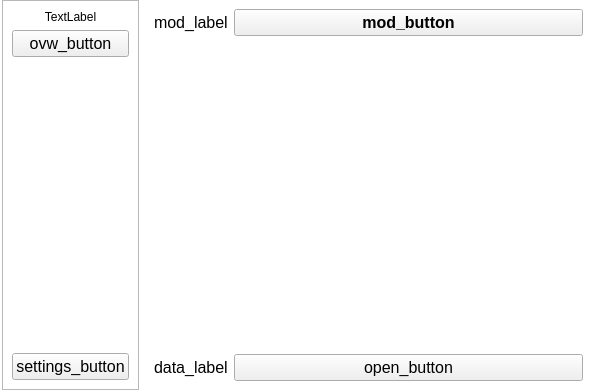
This is src/forms/gwngui.ui in Jenova7/GreatWhiteNorth as Qt 5 draws it before an edit. The edited form follows.
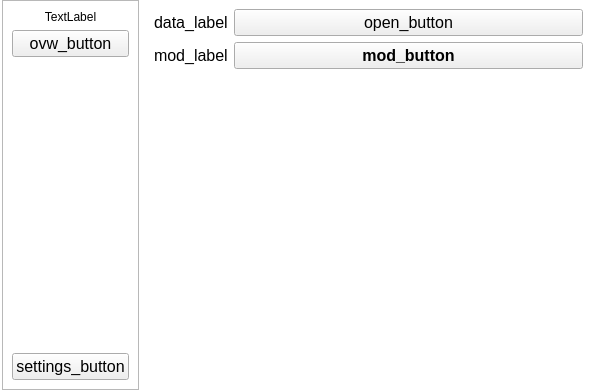
This is the edited form. The open tabs and pages were chosen to show the change.

The edit to the form file:
```diff
--- a/src/forms/gwngui.ui
+++ b/src/forms/gwngui.ui
@@ -312,7 +312,7 @@
       <layout class="QVBoxLayout" name="verticalLayout_2">
        <item>
         <layout class="QGridLayout" name="gridLayout">
-         <item row="0" column="0">
+         <item row="1" column="0">
           <widget class="QLabel" name="mod_label">
            <property name="font">
             <font>
@@ -324,7 +324,7 @@
            </property>
           </widget>
          </item>
-         <item row="0" column="1">
+         <item row="1" column="1">
           <widget class="QPushButton" name="mod_button">
            <property name="sizePolicy">
             <sizepolicy hsizetype="Expanding" vsizetype="Fixed">
@@ -347,18 +347,6 @@
           </widget>
          </item>
          <item row="2" column="1">
-          <widget class="QPushButton" name="open_button">
-           <property name="font">
-            <font>
-             <pointsize>12</pointsize>
-            </font>
-           </property>
-           <property name="text">
-            <string>open_button</string>
-           </property>
-          </widget>
-         </item>
-         <item row="1" column="1">
           <spacer name="verticalSpacer">
            <property name="orientation">
             <enum>Qt::Vertical</enum>
@@ -371,7 +359,19 @@
            </property>
           </spacer>
          </item>
-         <item row="2" column="0">
+         <item row="0" column="1">
+          <widget class="QPushButton" name="open_button">
+           <property name="font">
+            <font>
+             <pointsize>12</pointsize>
+            </font>
+           </property>
+           <property name="text">
+            <string>open_button</string>
+           </property>
+          </widget>
+         </item>
+         <item row="0" column="0">
           <widget class="QLabel" name="data_label">
            <property name="font">
             <font>
```
Left out of the diff: 2 changed lines with no effect on the pictures.
